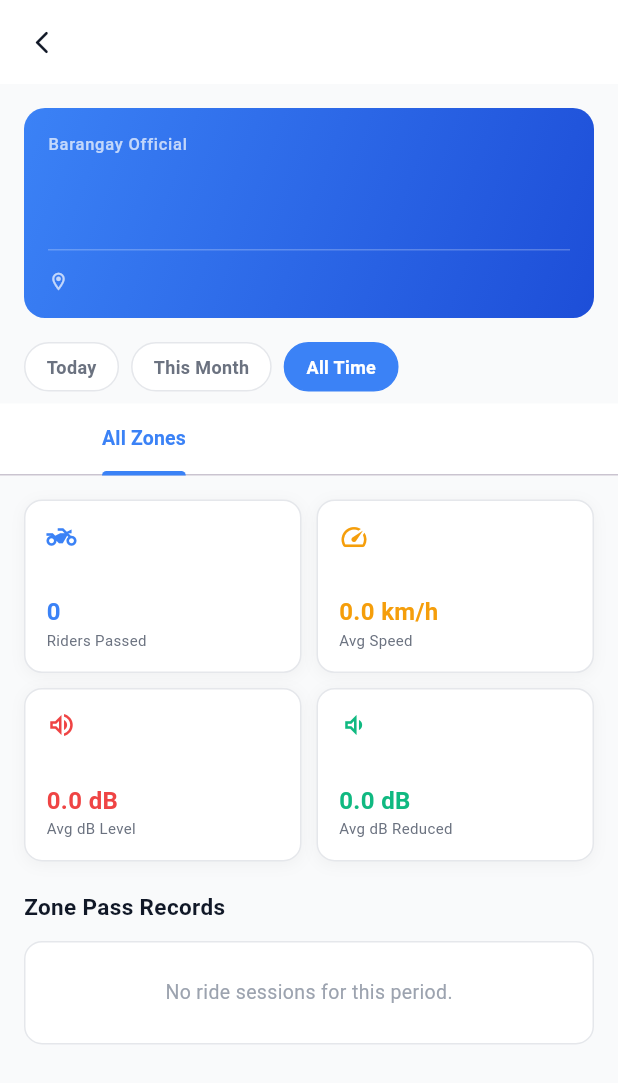
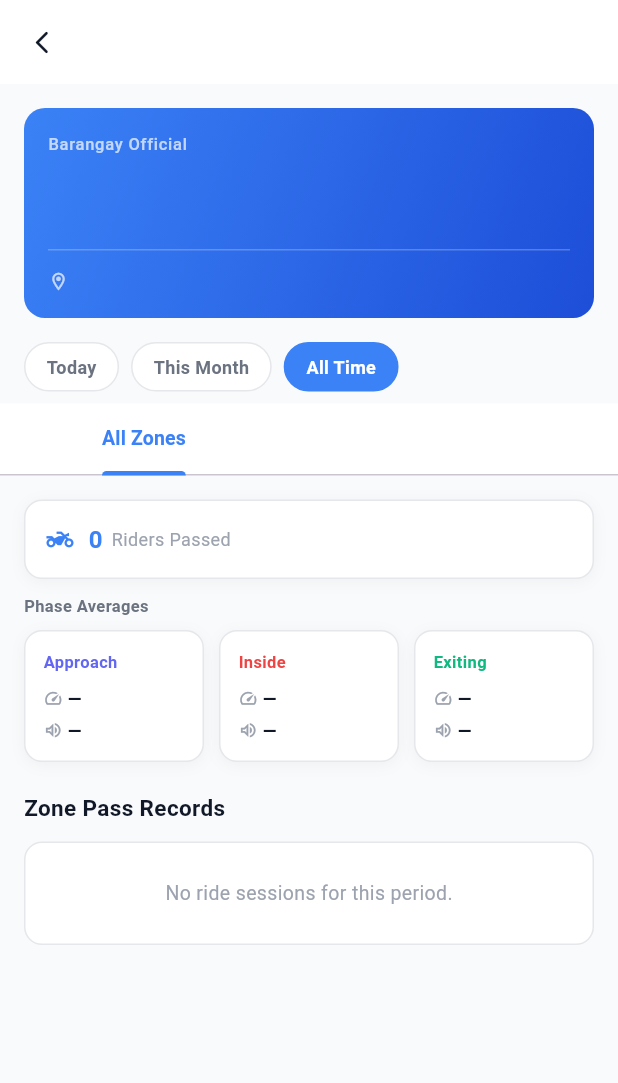
Before and after one commit to gitpushfrances/exhaust-control-app, a Flutter app: the _BarangayReportScreen screen opened directly with empty values, on a phone screen of 412 x 824 dp. Shown: the top 1083 px of the screen. Run offline on Flutter 3.47's test engine with Material 3 defaults, Android fonts, the phone set to English and light mode, and no system bars; our stand-ins replace cloud_firestore, device_info_plus, firebase_auth, firebase_core, flutter_blue_plus, flutter_bluetooth_serial and 6 more; accounts and stored records are empty.

Commit message:
docs: patch 7 changelog entry (already shipped); feat: phase-averaged summary UI [patch 8]; fix: GPS dwell debounce + BT completion confirmation [patch 9]

```diff
--- a/lib/screens/admin/admin_reports_screen.dart
+++ b/lib/screens/admin/admin_reports_screen.dart
@@ -686,77 +686,136 @@ class _SummaryCards extends StatelessWidget {
 
   const _SummaryCards({required this.sessions});
 
+  double _avg(Iterable<double> values) {
+    final filtered = values.where((v) => v > 0).toList();
+    if (filtered.isEmpty) return 0.0;
+    return filtered.reduce((a, b) => a + b) / filtered.length;
+  }
+
   @override
   Widget build(BuildContext context) {
     final count = sessions.length;
-    final avgSpeed = count == 0
-        ? 0.0
-        : sessions.fold(0.0, (a, b) => a + b.avgSpeedKph) / count;
-    final avgDbBefore = count == 0
-        ? 0.0
-        : sessions.fold(0.0, (a, b) => a + b.decibelBefore) / count;
-    final avgDbReduced = count == 0
-        ? 0.0
-        : sessions.fold(0.0, (a, b) => a + b.decibelReduced) / count;
+
+    final avgSpeedApproach = _avg(sessions.map((s) => s.speedAvgApproach));
+    final avgSpeedInside = _avg(sessions.map((s) => s.speedAvgInside));
+    final avgSpeedExiting = _avg(sessions.map((s) => s.speedAvgExiting));
+
+    final avgDbApproach = _avg(sessions.map((s) => s.decibelAvgApproach));
+    final avgDbInside = _avg(sessions.map((s) => s.decibelAvgInside));
+    final avgDbExiting = _avg(sessions.map((s) => s.decibelAvgExiting));
+
     debugPrint(
-      '🧮 [ADMIN] Summary — count=$count avgSpeed=${avgSpeed.toStringAsFixed(1)}km/h '
-      'avgDbBefore=${avgDbBefore.toStringAsFixed(1)}dB avgDbReduced=${avgDbReduced.toStringAsFixed(1)}dB',
+      '🧮 [ADMIN] Summary — count=$count '
+      'speed(app/ins/exit)=${avgSpeedApproach.toStringAsFixed(1)}/'
+      '${avgSpeedInside.toStringAsFixed(1)}/${avgSpeedExiting.toStringAsFixed(1)} '
+      'db(app/ins/exit)=${avgDbApproach.toStringAsFixed(1)}/'
+      '${avgDbInside.toStringAsFixed(1)}/${avgDbExiting.toStringAsFixed(1)}',
     );
 
-    return GridView.count(
-      crossAxisCount: 2,
-      shrinkWrap: true,
-      physics: const NeverScrollableScrollPhysics(),
-      crossAxisSpacing: 10,
-      mainAxisSpacing: 10,
-      childAspectRatio: 1.6,
+    return Column(
+      crossAxisAlignment: CrossAxisAlignment.start,
       children: [
-        _SummaryCard(
-          label: 'Riders Passed',
-          value: '$count',
-          icon: Icons.two_wheeler_outlined,
-          color: const Color(0xFF3B82F6),
+        Container(
+          width: double.infinity,
+          padding: const EdgeInsets.all(14),
+          decoration: BoxDecoration(
+            color: Colors.white,
+            borderRadius: BorderRadius.circular(12),
+            border: Border.all(color: const Color(0xFFE5E7EB)),
+            boxShadow: [
+              BoxShadow(
+                color: Colors.black.withValues(alpha: 0.04),
+                blurRadius: 8,
+                offset: const Offset(0, 2),
               ),
-        _SummaryCard(
-          label: 'Avg Speed',
-          value: '${avgSpeed.toStringAsFixed(1)} km/h',
-          icon: Icons.speed_outlined,
-          color: const Color(0xFFF59E0B),
+            ],
           ),
-        _SummaryCard(
-          label: 'Avg dB Level',
-          value: '${avgDbBefore.toStringAsFixed(1)} dB',
-          icon: Icons.volume_up_outlined,
+          child: Row(
+            children: [
+              const Icon(
+                Icons.two_wheeler_outlined,
+                size: 18,
+                color: Color(0xFF3B82F6),
+              ),
+              const SizedBox(width: 10),
+              Text(
+                '$count',
+                style: const TextStyle(
+                  fontSize: 16,
+                  fontWeight: FontWeight.w700,
+                  color: Color(0xFF3B82F6),
+                ),
+              ),
+              const SizedBox(width: 6),
+              const Text(
+                'Riders Passed',
+                style: TextStyle(fontSize: 12, color: Color(0xFF9CA3AF)),
+              ),
+            ],
+          ),
+        ),
+        const SizedBox(height: 10),
+        const Text(
+          'Phase Averages',
+          style: TextStyle(
+            fontSize: 11,
+            fontWeight: FontWeight.w700,
+            color: Color(0xFF6B7280),
+          ),
+        ),
+        const SizedBox(height: 8),
+        Row(
+          children: [
+            Expanded(
+              child: _PhaseSummaryCard(
+                label: 'Approach',
+                speed: avgSpeedApproach,
+                db: avgDbApproach,
+                color: const Color(0xFF6366F1),
+              ),
+            ),
+            const SizedBox(width: 10),
+            Expanded(
+              child: _PhaseSummaryCard(
+                label: 'Inside',
+                speed: avgSpeedInside,
+                db: avgDbInside,
                 color: const Color(0xFFEF4444),
               ),
-        _SummaryCard(
-          label: 'Avg dB Reduced',
-          value: '${avgDbReduced.toStringAsFixed(1)} dB',
-          icon: Icons.volume_down_outlined,
+            ),
+            const SizedBox(width: 10),
+            Expanded(
+              child: _PhaseSummaryCard(
+                label: 'Exiting',
+                speed: avgSpeedExiting,
+                db: avgDbExiting,
                 color: const Color(0xFF10B981),
+              ),
+            ),
+          ],
         ),
       ],
     );
   }
 }
 
-class _SummaryCard extends StatelessWidget {
+class _PhaseSummaryCard extends StatelessWidget {
   final String label;
-  final String value;
-  final IconData icon;
+  final double speed;
+  final double db;
   final Color color;
 
-  const _SummaryCard({
+  const _PhaseSummaryCard({
     required this.label,
-    required this.value,
-    required this.icon,
+    required this.speed,
+    required this.db,
     required this.color,
   });
 
   @override
   Widget build(BuildContext context) {
     return Container(
-      padding: const EdgeInsets.all(14),
+      padding: const EdgeInsets.all(12),
       decoration: BoxDecoration(
         color: Colors.white,
         borderRadius: BorderRadius.circular(12),
@@ -771,23 +830,54 @@ class _SummaryCard extends StatelessWidget {
       ),
       child: Column(
         crossAxisAlignment: CrossAxisAlignment.start,
-        mainAxisAlignment: MainAxisAlignment.spaceBetween,
-        children: [
-          Icon(icon, color: color, size: 20),
-          Column(
-            crossAxisAlignment: CrossAxisAlignment.start,
         children: [
           Text(
-                value,
+            label,
             style: TextStyle(
-                  fontSize: 16,
+              fontSize: 11,
               fontWeight: FontWeight.w700,
               color: color,
             ),
           ),
-              Text(
-                label,
-                style: const TextStyle(fontSize: 10, color: Color(0xFF6B7280)),
+          const SizedBox(height: 8),
+          Row(
+            children: [
+              const Icon(
+                Icons.speed_outlined,
+                size: 13,
+                color: Color(0xFF9CA3AF),
+              ),
+              const SizedBox(width: 3),
+              Expanded(
+                child: Text(
+                  speed > 0 ? '${speed.toStringAsFixed(1)} km/h' : '—',
+                  style: const TextStyle(
+                    fontSize: 12,
+                    fontWeight: FontWeight.w700,
+                    color: Color(0xFF111827),
+                  ),
+                ),
+              ),
+            ],
+          ),
+          const SizedBox(height: 4),
+          Row(
+            children: [
+              const Icon(
+                Icons.volume_up_outlined,
+                size: 13,
+                color: Color(0xFF9CA3AF),
+              ),
+              const SizedBox(width: 3),
+              Expanded(
+                child: Text(
+                  db > 0 ? '${db.toStringAsFixed(1)} dB' : '—',
+                  style: const TextStyle(
+                    fontSize: 12,
+                    fontWeight: FontWeight.w700,
+                    color: Color(0xFF111827),
+                  ),
+                ),
               ),
             ],
           ),
```
Also changed, not shown: lib/providers/exhaust_provider.dart (+59 -14 lines), lib/screens/barangay/barangay_ride_logs_screen.dart (+133 -59 lines), lib/services/classic_bluetooth_service.dart (+35 -13 lines), lib/services/speed_service.dart (line endings or trailing spaces), 1 other file. Lines whose indentation alone changed are shown as unchanged.
